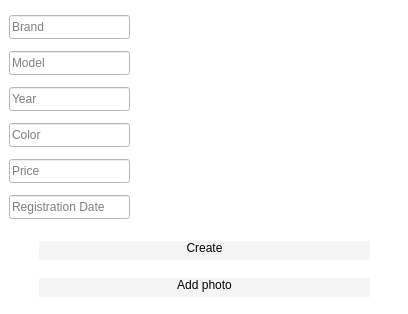
Old version of the form addcarwindow.ui in the repository MariaSoika/KR.
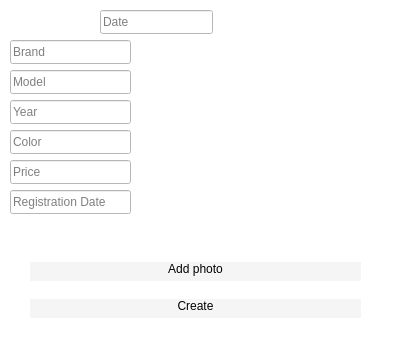
New version of the form.

Diff of the .ui file:
```diff
--- a/addcarwindow.ui
+++ b/addcarwindow.ui
@@ -7,7 +7,7 @@
     <x>0</x>
     <y>0</y>
     <width>408</width>
-    <height>314</height>
+    <height>345</height>
    </rect>
   </property>
   <property name="windowTitle">
@@ -19,8 +19,8 @@
   <widget class="QLineEdit" name="lineEditYear">
    <property name="geometry">
     <rect>
-     <x>9</x>
-     <y>87</y>
+     <x>10</x>
+     <y>100</y>
      <width>121</width>
      <height>24</height>
     </rect>
@@ -32,8 +32,8 @@
   <widget class="QLineEdit" name="lineEditRegDate">
    <property name="geometry">
     <rect>
-     <x>9</x>
-     <y>195</y>
+     <x>10</x>
+     <y>190</y>
      <width>121</width>
      <height>24</height>
     </rect>
@@ -45,8 +45,8 @@
   <widget class="QLineEdit" name="lineEditModel">
    <property name="geometry">
     <rect>
-     <x>9</x>
-     <y>51</y>
+     <x>10</x>
+     <y>70</y>
      <width>121</width>
      <height>24</height>
     </rect>
@@ -58,8 +58,8 @@
   <widget class="QLineEdit" name="lineEditColor">
    <property name="geometry">
     <rect>
-     <x>9</x>
-     <y>123</y>
+     <x>10</x>
+     <y>130</y>
      <width>121</width>
      <height>24</height>
     </rect>
@@ -71,8 +71,8 @@
   <widget class="QLineEdit" name="lineEditBrand">
    <property name="geometry">
     <rect>
-     <x>9</x>
-     <y>15</y>
+     <x>10</x>
+     <y>40</y>
      <width>121</width>
      <height>24</height>
     </rect>
@@ -84,8 +84,8 @@
   <widget class="QLineEdit" name="lineEditPrice">
    <property name="geometry">
     <rect>
-     <x>9</x>
-     <y>159</y>
+     <x>10</x>
+     <y>160</y>
      <width>121</width>
      <height>24</height>
     </rect>
@@ -98,7 +98,7 @@
    <property name="geometry">
     <rect>
      <x>150</x>
-     <y>20</y>
+     <y>50</y>
      <width>231</width>
      <height>191</height>
     </rect>
@@ -116,36 +116,13 @@
   <widget class="QWidget" name="verticalLayoutWidget">
    <property name="geometry">
     <rect>
-     <x>39</x>
-     <y>229</y>
+     <x>30</x>
+     <y>250</y>
      <width>331</width>
      <height>81</height>
     </rect>
    </property>
    <layout class="QVBoxLayout" name="verticalLayout">
-    <item>
-     <widget class="QPushButton" name="pushButtonCreate">
-      <property name="styleSheet">
-       <string notr="true">QPushButton
-{
-background-color: rgb(245, 245, 245);
-border:none;
-color: rgb(2, 2, 2);
-border-left: 1px solid rgb(245, 245, 245);
-border-right: 1px solid rgb(245, 245, 245);
-border-bottom: 5px solid rgb(245, 245, 245);
-}
-QPushButton:hover {
-    color: #000000;
-    background-color: rgb(200, 200, 200); 
-    border: 0px solid rgb(0, 0, 0);
-}</string>
-      </property>
-      <property name="text">
-       <string>Create</string>
-      </property>
-     </widget>
-    </item>
     <item>
      <widget class="QPushButton" name="pushButton">
       <property name="styleSheet">
@@ -169,8 +146,44 @@
       </property>
      </widget>
     </item>
+    <item>
+     <widget class="QPushButton" name="pushButtonCreate">
+      <property name="styleSheet">
+       <string notr="true">QPushButton
+{
+background-color: rgb(245, 245, 245);
+border:none;
+color: rgb(2, 2, 2);
+border-left: 1px solid rgb(245, 245, 245);
+border-right: 1px solid rgb(245, 245, 245);
+border-bottom: 5px solid rgb(245, 245, 245);
+}
+QPushButton:hover {
+    color: #000000;
+    background-color: rgb(200, 200, 200); 
+    border: 0px solid rgb(0, 0, 0);
+}</string>
+      </property>
+      <property name="text">
+       <string>Create</string>
+      </property>
+     </widget>
+    </item>
    </layout>
   </widget>
+  <widget class="QLineEdit" name="lineEditDate">
+   <property name="geometry">
+    <rect>
+     <x>100</x>
+     <y>10</y>
+     <width>113</width>
+     <height>24</height>
+    </rect>
+   </property>
+   <property name="placeholderText">
+    <string>Date</string>
+   </property>
+  </widget>
  </widget>
  <tabstops>
   <tabstop>lineEditBrand</tabstop>
```
Left out of the diff: 1 changed line with no effect on the pictures.
